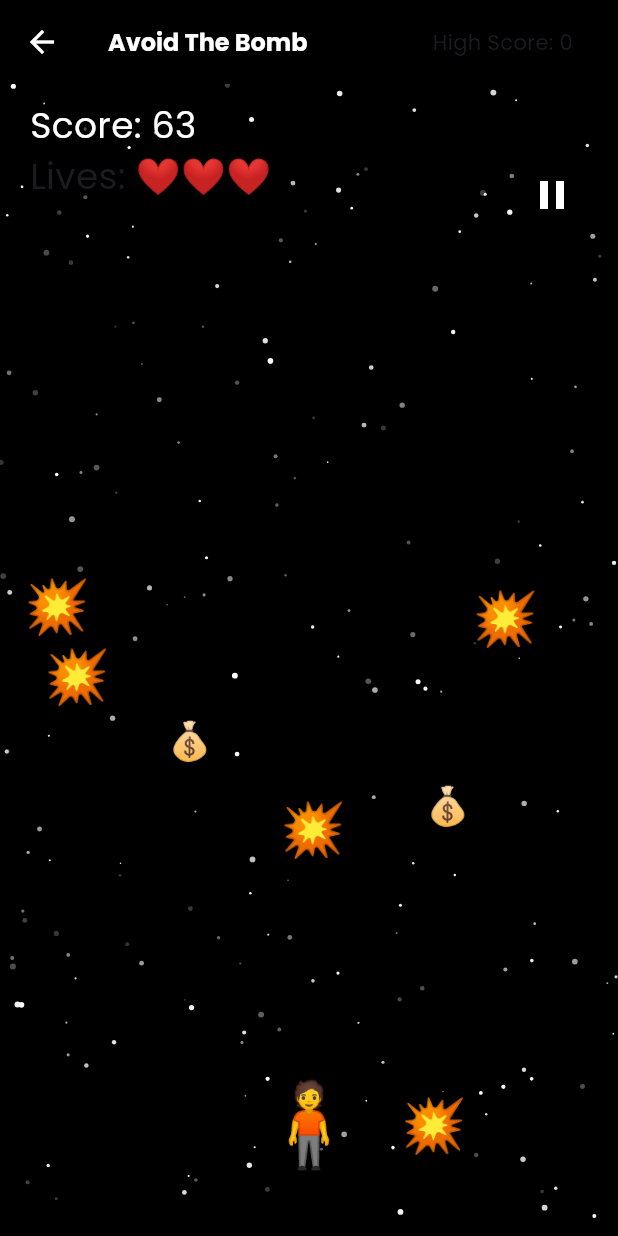
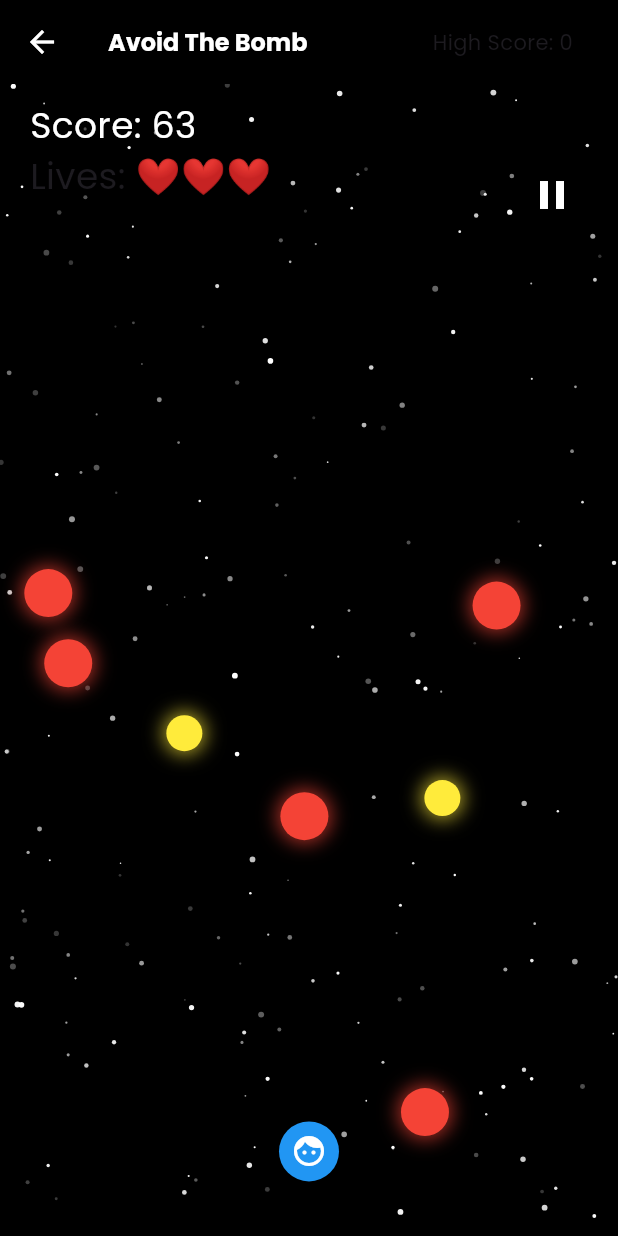
Before and after one commit to rilonmaharjan/flutter-games, a Flutter app: the AvoidTheBombGame screen opened directly, on a phone screen of 412 x 824 dp. Run offline on Flutter 3.47's test engine with Material 3 defaults, Android fonts, the phone set to English and light mode, and no system bars; our stand-ins replace confetti, flutter_animate, flutter_rating_bar, google_fonts, shared_preferences; accounts and stored records are empty.

Commit message:
[modifeid] - avoid bomb game

```diff
--- a/lib/screens/games/avoidbomb.dart
+++ b/lib/screens/games/avoidbomb.dart
@@ -242,7 +242,15 @@ class _AvoidTheBombGameState extends State<AvoidTheBombGame> {
             // Player
             Align(
               alignment: Alignment(playerX, 0.9),
-              child: Text("🧍", style: TextStyle(fontSize: 55),)
+              child: Container(
+                width: 40,
+                height: 40,
+                decoration: BoxDecoration(
+                  color: Colors.blue,
+                  borderRadius: BorderRadius.circular(20),
+                ),
+                child: const Icon(Icons.face, color: Colors.white),
+              ),
             ),
 
             // Bombs
@@ -252,7 +260,21 @@ class _AvoidTheBombGameState extends State<AvoidTheBombGame> {
                     MediaQuery.of(context).size.height / 2,
                 left: bomb.dx * MediaQuery.of(context).size.width / 2 +
                     MediaQuery.of(context).size.width / 2 - 16,
-                child: Text("💥", style: TextStyle(fontSize: 35),)
+                child: Container(
+                  width: 32,
+                  height: 32,
+                  decoration: BoxDecoration(
+                    color: Colors.red,
+                    shape: BoxShape.circle,
+                    boxShadow: [
+                      BoxShadow(
+                        color: Colors.red.withOpacity(0.7),
+                        blurRadius: 10,
+                        spreadRadius: 2,
+                      )
+                    ],
+                  ),
+                ),
               );
             }),
 
@@ -263,7 +285,21 @@ class _AvoidTheBombGameState extends State<AvoidTheBombGame> {
                     MediaQuery.of(context).size.height / 2,
                 left: coin.dx * MediaQuery.of(context).size.width / 2 +
                     MediaQuery.of(context).size.width / 2 - 12,
-                child: Text("💰", style: TextStyle(fontSize: 25),)
+                child: Container(
+                  width: 24,
+                  height: 24,
+                  decoration: BoxDecoration(
+                    color: Colors.yellow,
+                    shape: BoxShape.circle,
+                    boxShadow: [
+                      BoxShadow(
+                        color: Colors.yellow.withOpacity(0.7),
+                        blurRadius: 10,
+                        spreadRadius: 2,
+                      )
+                    ],
+                  ),
+                ),
               );
             }),
 
```
